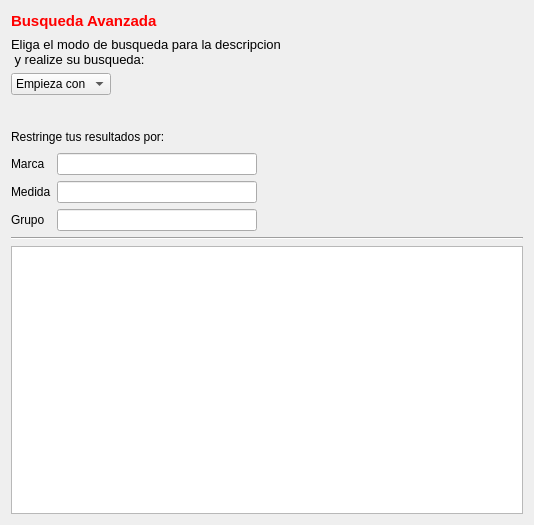
Qt form ManagerM/ui_global_manager_articulos.ui (janfranco27/TheProyect) before a commit.
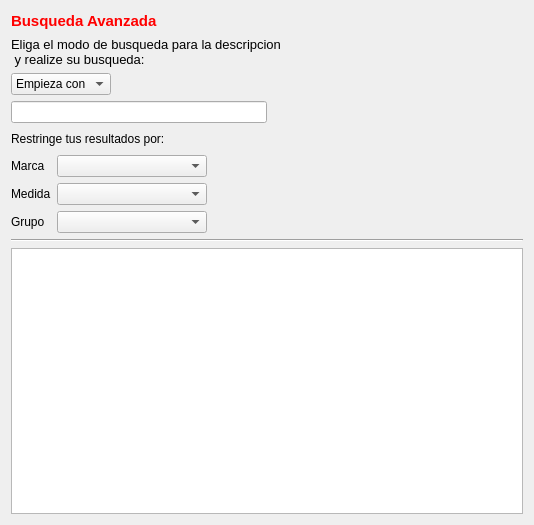
The same form after that commit. Custom widgets are drawn as their Qt base class.

Patch:
```diff
--- a/ManagerM/ui_global_manager_articulos.ui
+++ b/ManagerM/ui_global_manager_articulos.ui
@@ -114,14 +114,7 @@
    <item row="3" column="0">
     <layout class="QHBoxLayout" name="horizontalLayout_4">
      <item>
-      <widget class="ui_advanced_search_articulo" name="busqueda" native="true">
-       <property name="minimumSize">
-        <size>
-         <width>0</width>
-         <height>0</height>
-        </size>
-       </property>
-      </widget>
+      <widget class="QLineEdit" name="lineEdit_descripcion"/>
      </item>
      <item>
       <spacer name="horizontalSpacer_4">
@@ -178,19 +171,13 @@
       </widget>
      </item>
      <item>
-      <widget class="QLineEdit" name="lineEdit_marca">
+      <widget class="QComboBox" name="comboBox_marca">
        <property name="minimumSize">
         <size>
          <width>150</width>
          <height>0</height>
         </size>
        </property>
-       <property name="maximumSize">
-        <size>
-         <width>200</width>
-         <height>16777215</height>
-        </size>
-       </property>
       </widget>
      </item>
      <item>
@@ -224,19 +211,13 @@
       </widget>
      </item>
      <item>
-      <widget class="QLineEdit" name="lineEdit_medida">
+      <widget class="QComboBox" name="comboBox_medida">
        <property name="minimumSize">
         <size>
          <width>150</width>
          <height>0</height>
         </size>
        </property>
-       <property name="maximumSize">
-        <size>
-         <width>200</width>
-         <height>16777215</height>
-        </size>
-       </property>
       </widget>
      </item>
      <item>
@@ -270,19 +251,13 @@
       </widget>
      </item>
      <item>
-      <widget class="QLineEdit" name="lineEdit_grupo">
+      <widget class="QComboBox" name="comboBox_grupo">
        <property name="minimumSize">
         <size>
          <width>150</width>
          <height>0</height>
         </size>
        </property>
-       <property name="maximumSize">
-        <size>
-         <width>200</width>
-         <height>16777215</height>
-        </size>
-       </property>
       </widget>
      </item>
      <item>
@@ -315,14 +290,6 @@
    </item>
   </layout>
  </widget>
- <customwidgets>
-  <customwidget>
-   <class>ui_advanced_search_articulo</class>
-   <extends>QWidget</extends>
-   <header>ui_advanced_search_articulo.h</header>
-   <container>1</container>
-  </customwidget>
- </customwidgets>
  <tabstops>
   <tabstop>lineEdit_marca</tabstop>
   <tabstop>lineEdit_medida</tabstop>
```
Left out of the diff: 5 changed lines with no effect on the pictures.
